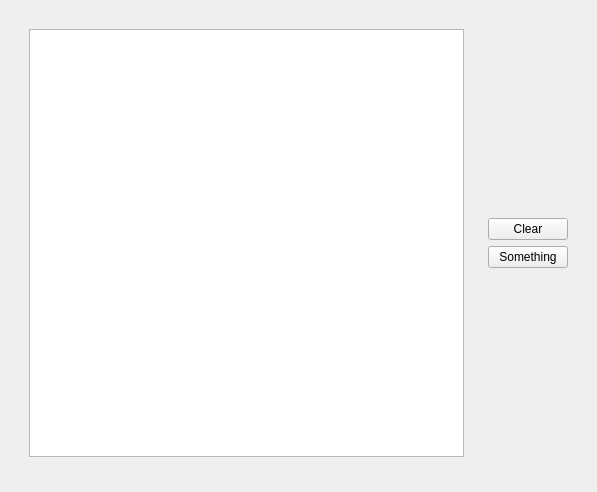
The window that tablog.ui (A2-Collaboration-dev/GoAT_GUI) describes before a commit, drawn with Qt 5.
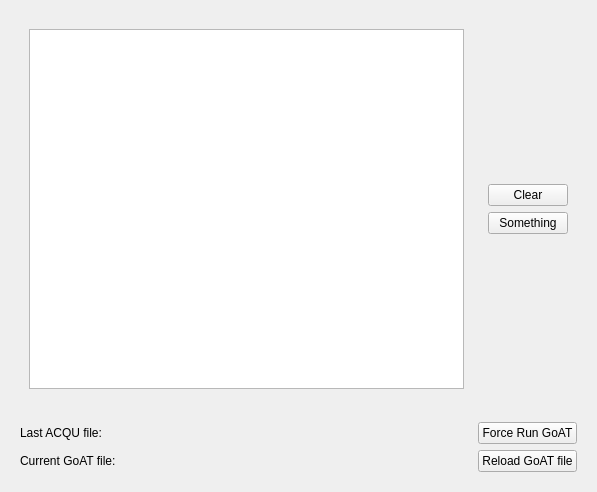
The same window after the commit.

```diff
--- a/tablog.ui
+++ b/tablog.ui
@@ -19,7 +19,7 @@
      <layout class="QHBoxLayout" name="horizontalLayout">
       <item>
        <widget class="QWidget" name="widget_3" native="true">
-        <layout class="QHBoxLayout" name="horizontalLayout_2">
+        <layout class="QHBoxLayout" name="horizontalLayout_4">
          <item>
           <widget class="QTextBrowser" name="textBrowser">
            <property name="html">
@@ -64,7 +64,96 @@
     </widget>
    </item>
    <item>
-    <widget class="QWidget" name="widget_2" native="true"/>
+    <widget class="QWidget" name="widget_2" native="true">
+     <property name="sizePolicy">
+      <sizepolicy hsizetype="Preferred" vsizetype="Fixed">
+       <horstretch>0</horstretch>
+       <verstretch>0</verstretch>
+      </sizepolicy>
+     </property>
+     <property name="autoFillBackground">
+      <bool>false</bool>
+     </property>
+     <layout class="QVBoxLayout" name="verticalLayout_3">
+      <item>
+       <layout class="QHBoxLayout" name="horizontalLayout_2">
+        <property name="margin">
+         <number>0</number>
+        </property>
+        <item>
+         <widget class="QLabel" name="label">
+          <property name="sizePolicy">
+           <sizepolicy hsizetype="Fixed" vsizetype="Preferred">
+            <horstretch>0</horstretch>
+            <verstretch>0</verstretch>
+           </sizepolicy>
+          </property>
+          <property name="text">
+           <string>Last ACQU file:</string>
+          </property>
+         </widget>
+        </item>
+        <item>
+         <widget class="QLabel" name="labelLastACQU">
+          <property name="text">
+           <string/>
+          </property>
+         </widget>
+        </item>
+        <item>
+         <widget class="QPushButton" name="buttonForceRunGoAT">
+          <property name="sizePolicy">
+           <sizepolicy hsizetype="Fixed" vsizetype="Fixed">
+            <horstretch>0</horstretch>
+            <verstretch>0</verstretch>
+           </sizepolicy>
+          </property>
+          <property name="text">
+           <string>Force Run GoAT</string>
+          </property>
+         </widget>
+        </item>
+       </layout>
+      </item>
+      <item>
+       <layout class="QHBoxLayout" name="horizontalLayout_3">
+        <item>
+         <widget class="QLabel" name="label_2">
+          <property name="sizePolicy">
+           <sizepolicy hsizetype="Fixed" vsizetype="Preferred">
+            <horstretch>0</horstretch>
+            <verstretch>0</verstretch>
+           </sizepolicy>
+          </property>
+          <property name="text">
+           <string>Current GoAT file:</string>
+          </property>
+         </widget>
+        </item>
+        <item>
+         <widget class="QLabel" name="labelCurrentGoat">
+          <property name="text">
+           <string/>
+          </property>
+         </widget>
+        </item>
+        <item>
+         <widget class="QPushButton" name="buttonGoATFile">
+          <property name="sizePolicy">
+           <sizepolicy hsizetype="Fixed" vsizetype="Fixed">
+            <horstretch>0</horstretch>
+            <verstretch>0</verstretch>
+           </sizepolicy>
+          </property>
+          <property name="text">
+           <string>Reload GoAT file</string>
+          </property>
+         </widget>
+        </item>
+       </layout>
+      </item>
+     </layout>
+    </widget>
    </item>
   </layout>
  </widget>
```
